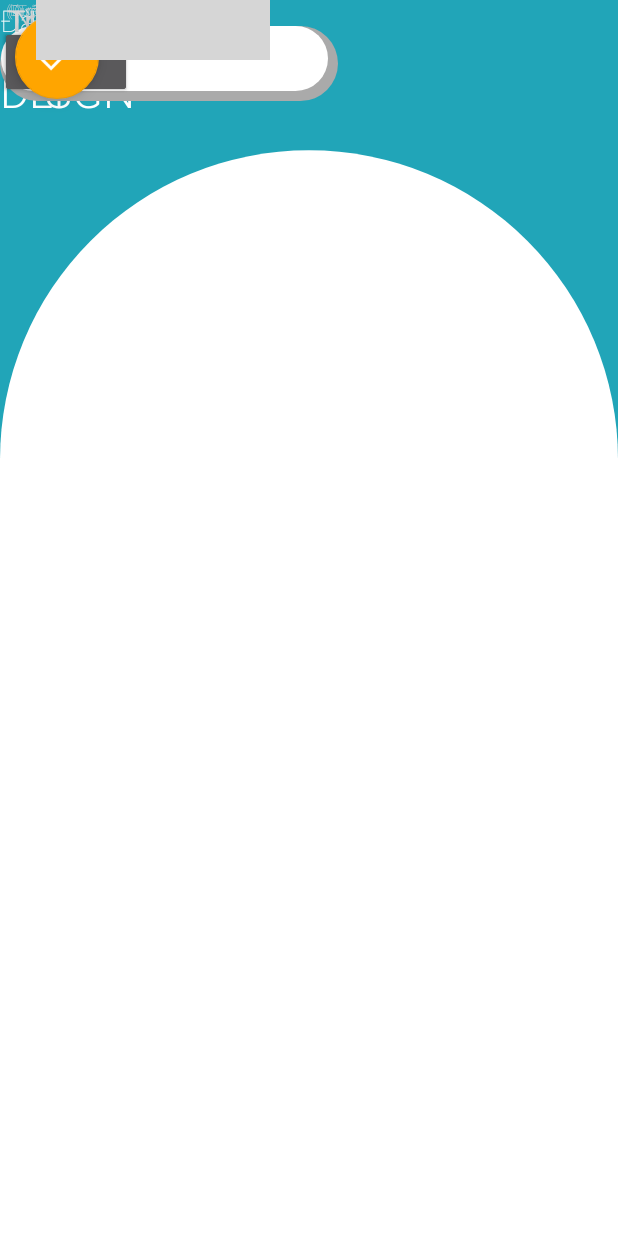
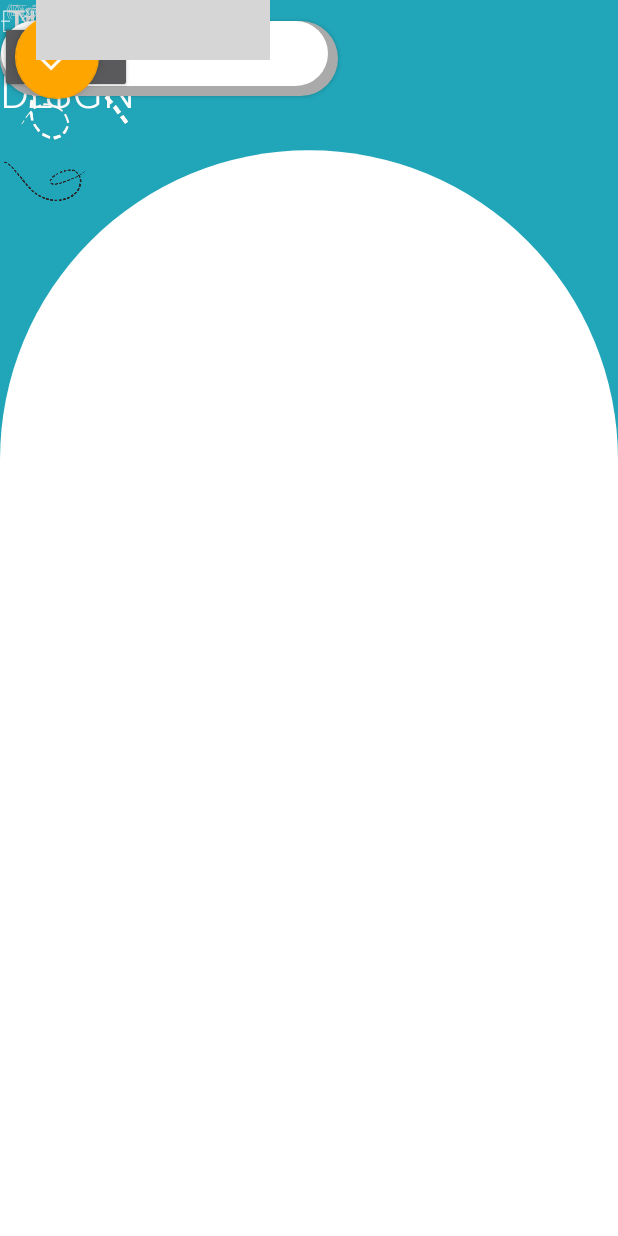
Before and after one commit to anhnt2309/travel-easy-android, an Android app: the layout welcome_page_3.xml on its own in the app's theme, with its tools: preview values and no code run, on a phone screen of 412 x 824 dp. Run offline under Robolectric (Android 15) with nearby library versions, the phone set to English and light mode, and no system bars; plain views replace RadioRealButton, RadioRealButtonGroup, StepperTouch, WelcomePageLayout; grey boxes are pictures that could not be loaded.

Commit message:
display plane route

```diff
--- a/app/src/main/res/layout/welcome_page_3.xml
+++ b/app/src/main/res/layout/welcome_page_3.xml
@@ -32,6 +32,9 @@
         android:textColor="@android:color/white"
         app:view_behavior=".ParallaxSubtitleBehaviour" />
 
+
+
+
     <TextView
         android:id="@+id/txt_to_code"
         style="@style/text_title"
@@ -63,12 +66,15 @@
         android:textColor="@android:color/white"
         app:view_behavior=".ParallaxSubtitleBehaviour" />
 
+
+
     <com.httt.uit.travel_easy_android.RectangleWithCapCircleView
         android:id="@+id/semicircle_page4"
         android:layout_width="match_parent"
         android:layout_height="match_parent"
         android:layout_marginTop="100dp"
         app:view_behavior=".AnimationLaunch" />
+
 
     <View
         android:id="@+id/android_destiny"
@@ -79,66 +85,67 @@
         android:layout_marginRight="145dp"
         android:layout_marginTop="80dp" />
 
+    <ImageView
+        android:layout_width="80dp"
+        android:layout_height="80dp"
+        android:layout_toLeftOf="@id/txt_to_city"
+        android:rotation="245"
+        android:layout_marginTop="30dp"
+        android:layout_marginLeft="10dp"
+        android:src="@drawable/test"
+        app:view_behavior=".ParallaxTitleBehaviour"/>
 
-    <!--<TextView-->
-    <!--android:id="@+id/title"-->
-    <!--style="@style/text_title"-->
-    <!--android:layout_above="@+id/subtitle"-->
-    <!--android:text="In sync and on track"-->
-    <!--android:textColor="@android:color/black"-->
-    <!--app:view_behavior=".ParallaxTitleBehaviour" />-->
-
-    <!--<TextView-->
-    <!--android:id="@+id/subtitle"-->
-    <!--style="@style/text_subtitle"-->
-    <!--android:layout_alignParentBottom="true"-->
-    <!--android:text="Visualize progress and notify\nteam members of important\nupdates."-->
-    <!--android:textColor="@android:color/black"-->
-    <!--app:view_behavior=".ParallaxSubtitleBehaviour" />-->
-
+    <ImageView
+        android:layout_width="45dp"
+        android:layout_height="70dp"
+        android:layout_marginTop="80dp"
+        android:layout_marginLeft="10dp"
+        android:rotation="150"
+        android:src="@drawable/from_airport"
+        app:view_behavior=".ParallaxTitleBehaviour"
+        android:layout_toRightOf="@id/txt_from_city"/>
     <co.ceryle.radiorealbutton.RadioRealButtonGroup
         android:id="@+id/rbg_fly_type"
         android:layout_width="225dp"
         android:layout_height="50dp"
         android:layout_below="@+id/android_destiny"
         android:layout_centerHorizontal="true"
-        android:layout_marginTop="17dp"
+        android:layout_marginTop="14dp"
         android:background="@drawable/shadow_bg"
-        app:rrbg_animateDrawables_enter="overshoot"
-        app:rrbg_animateTexts_enter="overshoot"
-        app:rrbg_dividerColor="@color/black"
-        app:rrbg_dividerSize="1dp"
-        app:rrbg_radius="40dp"
+        android:elevation="2dp"
+        app:rrbg_backgroundColor="@android:color/transparent"
+        app:rrbg_borderColor="@color/app_primary_color"
+        app:rrbg_borderSize="1dp"
+        app:rrbg_checkedPosition="0"
+        app:rrbg_radius="28dp"
         app:rrbg_selectorColor="@color/app_primary_color"
-        app:rrbg_selectorSize="6dp"
+        app:rrbg_selectorFullSize="true"
+        app:rrbg_selectorRadius="28dp"
         app:view_behavior=".ParallaxTitleBehaviour">
 
         <co.ceryle.radiorealbutton.RadioRealButton
             android:layout_width="wrap_content"
             android:layout_height="wrap_content"
-            app:rrb_checked="true"
             app:rrb_drawable="@drawable/ic_roundtrip"
-            app:rrb_drawableHeight="20dp"
-            app:rrb_drawablePadding="10dp"
-            app:rrb_drawableWidth="20dp"
-            app:rrb_ripple="true"
-            app:rrb_rippleColor="@color/black"
-            app:rrb_text="Khứ Hồi"
-            app:rrb_textColor="@color/black" />
+            app:rrb_drawableHeight="36dp"
+            app:rrb_drawableWidth="36dp"
+            app:rrb_ripple="false"
+            app:rrb_text="@string/round_trip"
+            app:rrb_textColor="@color/black"
+            app:rrb_textSize="10sp" />
 
         <co.ceryle.radiorealbutton.RadioRealButton
             android:layout_width="wrap_content"
             android:layout_height="wrap_content"
             app:rrb_drawable="@drawable/ic_oneway"
-            app:rrb_drawableGravity="right"
-            app:rrb_drawableHeight="20dp"
-            app:rrb_drawablePadding="10dp"
-            app:rrb_drawableWidth="20dp"
-            app:rrb_ripple="true"
-            app:rrb_rippleColor="@color/black"
-            app:rrb_text="1 Chiều"
-            app:rrb_textColor="@color/black" />
+            app:rrb_drawableHeight="36dp"
+            app:rrb_drawableWidth="36dp"
+            app:rrb_ripple="false"
+            app:rrb_text="@string/one_way"
+            app:rrb_textColor="@color/black"
+            app:rrb_textSize="10sp" />
     </co.ceryle.radiorealbutton.RadioRealButtonGroup>
+
 
     <ImageView
         android:id="@+id/img_infants"
```
